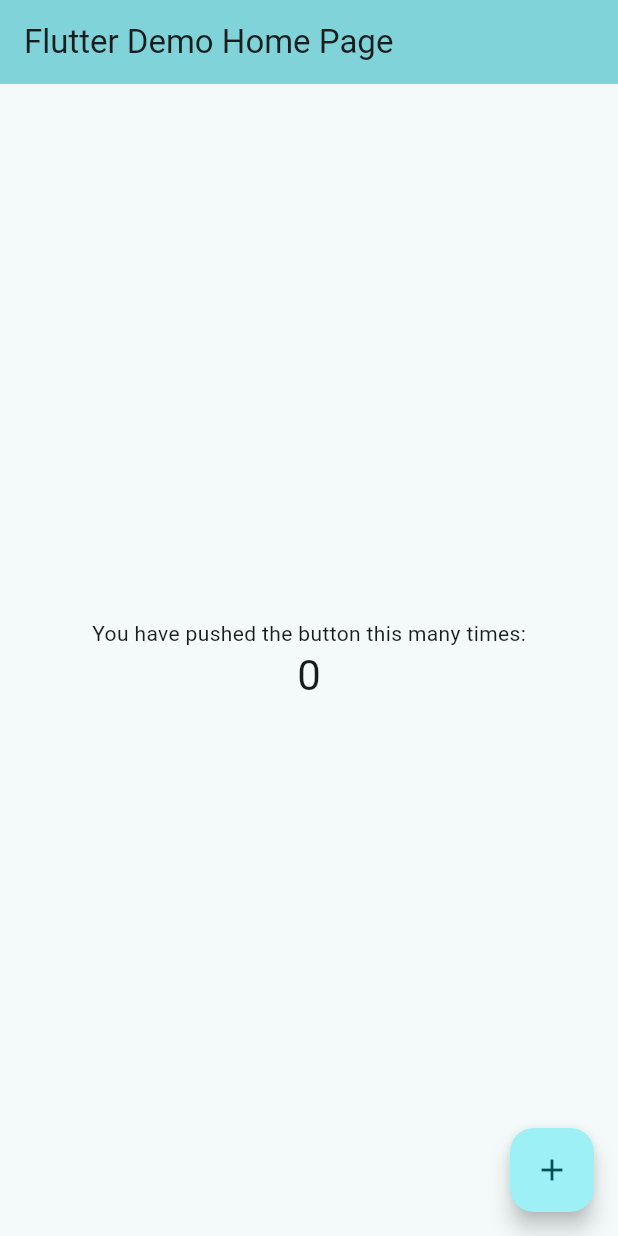
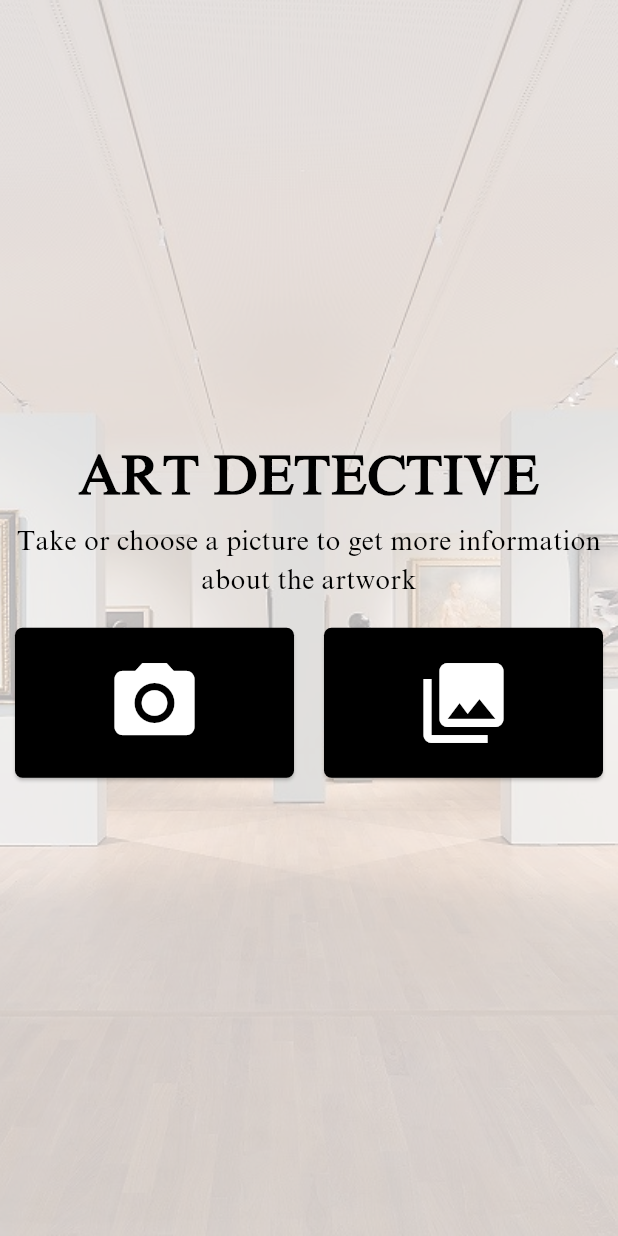
Before and after one commit to 1Sjoerd/ArtDetective, a Flutter app: the screen it shows after launch, on a phone screen of 412 x 824 dp. Run offline on Flutter 3.47's test engine with Material 3 defaults, Android fonts, the phone set to English and light mode, and no system bars; our stand-ins replace image_picker.

Commit message:
Added everything

```diff
--- a/lib/main.dart
+++ b/lib/main.dart
@@ -1,126 +1,257 @@
+import 'dart:convert';
+import 'dart:io';
+import 'package:artdetective/screens/art_screen.dart';
 import 'package:flutter/material.dart';
+import 'package:image_picker/image_picker.dart';
+import 'package:http/http.dart' as http;
 
-void main() {
-  runApp(const MyApp());
-}
+void main() => runApp(const MyApp());
 
 class MyApp extends StatelessWidget {
   const MyApp({super.key});
 
-  // This widget is the root of your application.
   @override
   Widget build(BuildContext context) {
     return MaterialApp(
-      title: 'Flutter Demo',
-      theme: ThemeData(
-        // This is the theme of your application.
-        //
-        // TRY THIS: Try running your application with "flutter run". You'll see
-        // the application has a purple toolbar. Then, without quitting the app,
-        // try changing the seedColor in the colorScheme below to Colors.green
-        // and then invoke "hot reload" (save your changes or press the "hot
-        // reload" button in a Flutter-supported IDE, or press "r" if you used
-        // the command line to start the app).
-        // hoi
-        // Notice that the counter didn't reset back to zero; the application
-        // state is not lost during the reload. To reset the state, use hot
-        // restart instead.
-        //
-        // This works for code too, not just values: Most code changes can be
-        // tested with just a hot reload.
-        colorScheme:
-            ColorScheme.fromSeed(seedColor: Color.fromARGB(255, 16, 159, 166)),
-        useMaterial3: true,
-      ),
-      home: const MyHomePage(title: 'Flutter Demo Home Page'),
+      theme: ThemeData( scaffoldBackgroundColor: const Color.fromARGB(255, 255, 255, 255),),
+      home: const HomeScreen(),
     );
   }
 }
 
-class MyHomePage extends StatefulWidget {
-  const MyHomePage({super.key, required this.title});
-
-  // This widget is the home page of your application. It is stateful, meaning
-  // that it has a State object (defined below) that contains fields that affect
-  // how it looks.
-
-  // This class is the configuration for the state. It holds the values (in this
-  // case the title) provided by the parent (in this case the App widget) and
-  // used by the build method of the State. Fields in a Widget subclass are
-  // always marked "final".
-
-  final String title;
+class HomeScreen extends StatefulWidget {
+  const HomeScreen({super.key});
 
   @override
-  State<MyHomePage> createState() => _MyHomePageState();
+  _HomeScreenState createState() => _HomeScreenState();
 }
 
-class _MyHomePageState extends State<MyHomePage> {
-  int _counter = 0;
+class _HomeScreenState extends State<HomeScreen> {
+  File? _image;
+  final picker = ImagePicker();
+  final String apiKey = 'AIzaSyCiM5O2NDBC_iXRV9vHNS4CgneXEIRrJGA';
+  Map<String, dynamic>? recognizedArtwork;
 
-  void _incrementCounter() {
+
+  List<Map<String, dynamic>> artworks = [
+    {
+      "name": "Mona Lisa",
+      "artist": "Leonardo da Vinci",
+      "title": "Mona Lisa",
+      "creationDate": "c. 1503-1506, perhaps continuing until c. 1517",
+      "medium": "Oil on poplar wood",
+      "dimensions": "77 cm × 53 cm",
+      "collection": "Permanent collection of the Louvre",
+      "description": "Portrait of a woman believed to be Lisa Gherardini, known for her enigmatic expression.",
+      "currentLocation": "Louvre Museum, Paris",
+      "labels": [
+        "Art", "Painting", "Portrait"
+      ],
+    },
+    {
+      "name": "De Sterrennacht",
+      "artist": "Vincent van Gogh",
+      "title": "De Sterrennacht",
+      "creationDate": "1889",
+      "medium": "Oil on canvas",
+      "dimensions": "73.7 cm × 92.1 cm",
+      "collection": "Permanent collection of the Museum of Modern Art",
+      "description": "Depicts the view from the east-facing window of his asylum room at Saint-Rémy-de-Provence, with a village.",
+      "currentLocation": "Museum of Modern Art, New York",
+      "labels": [
+        "Painting", "Art", "Landscape", "Wood",
+      ],
+    },
+    {
+      "name": "De Schreeuw",
+      "artist": "Edvard Munch",
+      "title": "De Schreeuw",
+      "creationDate": "1893",
+      "medium": "Oil, tempera, and pastel on cardboard",
+      "dimensions": "91 cm × 73.5 cm",
+      "collection": "Several versions exist, held by various collections",
+      "description": "Symbolizes the existential angst and despair of the modern human condition.",
+      "currentLocation": "Various, including the National Gallery, Oslo",
+      "labels": [
+        "Painting", "Art", "Watercolor paint", "Gesture", "Electric blue",
+      ],
+    },
+  ];
+
+  Future getImage(bool isCamera) async {
+    final pickedFile = await picker.pickImage(
+      source: isCamera ? ImageSource.camera : ImageSource.gallery,
+    );
+
     setState(() {
-      // This call to setState tells the Flutter framework that something has
-      // changed in this State, which causes it to rerun the build method below
-      // so that the display can reflect the updated values. If we changed
-      // _counter without calling setState(), then the build method would not be
-      // called again, and so nothing would appear to happen.
-      _counter++;
+      if (pickedFile != null) {
+        _image = File(pickedFile.path);
+        analyzeImage(_image!);
+      } else {
+        print('Geen afbeelding geselecteerd.');
+      }
     });
   }
 
+  Future<void> analyzeImage(File image) async {
+    final bytes = await image.readAsBytes();
+    String base64Image = base64Encode(bytes);
+    String url = 'https://vision.googleapis.com/v1/images:annotate?key=$apiKey';
+    Map<String, dynamic> payload = {
+      "requests": [
+        {
+          "image": {"content": base64Image},
+          "features": [{"type": "LABEL_DETECTION", "maxResults": 10}],
+        }
+      ]
+    };
+
+    try {
+      final response = await http.post(Uri.parse(url),
+          headers: {"Content-Type": "application/json"},
+          body: json.encode(payload));
+
+      if (response.statusCode == 200) {
+        var jsonResponse = json.decode(response.body);
+        var labels = jsonResponse['responses'][0]['labelAnnotations'] as List;
+        print('Ontvangen labels: $labels');
+
+        int highestScore = 0;
+        Map<String, dynamic>? bestMatchArtwork;
+
+        for (var artwork in artworks) {
+          int currentScore = 0;
+
+          for (var label in labels) {
+            var labelDesc = label['description'].toString().toLowerCase();
+            for (var artLabel in artwork['labels']) {
+              if (labelDesc.contains(artLabel.toLowerCase())) {
+                currentScore++;
+              }
+            }
+          }
+
+          if (currentScore > highestScore) {
+            highestScore = currentScore;
+            bestMatchArtwork = artwork;
+          }
+        }
+
+        if (bestMatchArtwork == null) {
+          print("Geen overeenkomend kunstwerk gevonden.");
+          return;
+        }
+
+        setState(() {
+          recognizedArtwork = bestMatchArtwork;
+        });
+
+        Navigator.push(
+          context,
+          MaterialPageRoute(
+            builder: (context) => ArtScreen(
+              artworkData: recognizedArtwork,
+              artworkImage: _image!,
+            ),
+          ),
+        );
+      } else {
+        print('Google Cloud Vision API fout: ${response.body}');
+      }
+    } catch (e) {
+      print('Er is een fout opgetreden bij het communiceren met Google Cloud Vision API: $e');
+    }
+  }
+
+
+
   @override
   Widget build(BuildContext context) {
-    // This method is rerun every time setState is called, for instance as done
-    // by the _incrementCounter method above.
-    //
-    // The Flutter framework has been optimized to make rerunning build methods
-    // fast, so that you can just rebuild anything that needs updating rather
-    // than having to individually change instances of widgets.
     return Scaffold(
-      appBar: AppBar(
-        // TRY THIS: Try changing the color here to a specific color (to
-        // Colors.amber, perhaps?) and trigger a hot reload to see the AppBar
-        // change color while the other colors stay the same.
-        backgroundColor: Theme.of(context).colorScheme.inversePrimary,
-        // Here we take the value from the MyHomePage object that was created by
-        // the App.build method, and use it to set our appbar title.
-        title: Text(widget.title),
+      body: Stack(
+        children: <Widget>[
+          Opacity(
+            opacity: 0.5,
+            child: Container(
+              decoration: const BoxDecoration(
+                image: DecorationImage(
+                  image: AssetImage("assets/images/kunst.jpg"),
+                  fit: BoxFit.cover,
                 ),
-      body: Center(
-        // Center is a layout widget. It takes a single child and positions it
-        // in the middle of the parent.
+              ),
+            ),
+          ),
+          Container(
+            color: Colors.white.withOpacity(0.4),
+          ),
+          Center(
             child: Column(
-          // Column is also a layout widget. It takes a list of children and
-          // arranges them vertically. By default, it sizes itself to fit its
-          // children horizontally, and tries to be as tall as its parent.
-          //
-          // Column has various properties to control how it sizes itself and
-          // how it positions its children. Here we use mainAxisAlignment to
-          // center the children vertically; the main axis here is the vertical
-          // axis because Columns are vertical (the cross axis would be
-          // horizontal).
-          //
-          // TRY THIS: Invoke "debug painting" (choose the "Toggle Debug Paint"
-          // action in the IDE, or press "p" in the console), to see the
-          // wireframe for each widget.
               mainAxisAlignment: MainAxisAlignment.center,
               children: <Widget>[
-            const Text(
-              'You have pushed the button this many times:',
+                const Padding(
+                  padding: EdgeInsets.all(0.0),
+                  child: Text(
+                    'ART DETECTIVE',
+                    style: TextStyle(fontSize: 36, color: Colors.black, fontWeight: FontWeight.bold, fontFamily: 'TimesNewRoman',),
                   ),
-            Text(
-              '$_counter',
-              style: Theme.of(context).textTheme.headlineMedium,
+                ),
+                const Padding(
+                  padding: EdgeInsets.all(5.0),
+                  child: Text(
+                    'Take or choose a picture to get more information about the artwork',
+                    style: TextStyle(fontSize: 18, color: Colors.black, fontFamily: 'TimesNewRoman',),
+                    textAlign: TextAlign.center,
+                  ),
+                ),
+                Padding(
+                  padding: const EdgeInsets.symmetric(vertical: 4.0),
+                  child: Row(
+                    mainAxisAlignment: MainAxisAlignment.center,
+                    children: [
+                      Expanded(
+                        child: Padding(
+                          padding: const EdgeInsets.all(10.0),
+                          child: ElevatedButton(
+                            onPressed: () => getImage(true),
+                            style: ElevatedButton.styleFrom(
+                              minimumSize: const Size(double.infinity, 100),
+                              shape: RoundedRectangleBorder(borderRadius: BorderRadius.circular(5.0)),
+                              backgroundColor: Colors.black),
+                            child: const Wrap(
+                              crossAxisAlignment: WrapCrossAlignment.center,
+                              children: [
+                                Icon(Icons.camera_alt, color: Colors.white, size: 64.0),
+                              ],
+                            )
+                          ),
+                        ),
+                      ),
+                      Expanded(
+                        child: Padding(
+                          padding: const EdgeInsets.all(10.0),
+                          child: ElevatedButton(
+                            onPressed: () => getImage(false),
+                            style: ElevatedButton.styleFrom(
+                              minimumSize: const Size(double.infinity, 100),
+                              shape: RoundedRectangleBorder(borderRadius: BorderRadius.circular(5.0)),
+                              backgroundColor: Colors.black),
+                            child: const Wrap(
+                              crossAxisAlignment: WrapCrossAlignment.center,
+                              children: [
+                                Icon(Icons.photo_library, color: Colors.white, size: 64.0),
+                              ],
+                            )
+                          ),
+                        ),
                       ),
                     ],
                   ),
                 ),
-      floatingActionButton: FloatingActionButton(
-        onPressed: _incrementCounter,
-        tooltip: 'Increment',
-        child: const Icon(Icons.add),
-      ), // This trailing comma makes auto-formatting nicer for build methods.
+              ],
+            ),
+          ),
+        ],
+      ),
     );
   }
 }
```
Also changed, not shown: lib/screens/art_screen.dart (added, +97 -0 lines), pubspec.yaml (+18 -4 lines), assets/fonts/RobotoCondensed-Medium.ttf (added), assets/fonts/timesnewroman.ttf (added), assets/fonts/timesnewromanbold.ttf (added), assets/fonts/timesnewromanbolditalic.ttf (added), assets/fonts/timesnewromanitalic.ttf (added), assets/images/kunst.jpg (added), pubspec.lock, 7 other files. Lines whose indentation alone changed are shown as unchanged.
